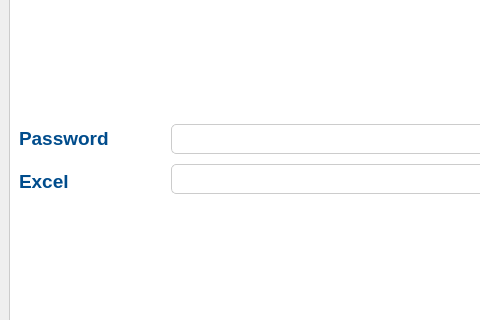
The window that front.ui (ENGaliyasser/J.A.K.Y.A.) describes before a commit, drawn with Qt 5; both pictures show x 0 to 480 and y 170 to 490 of the 800 by 600 pixel window.
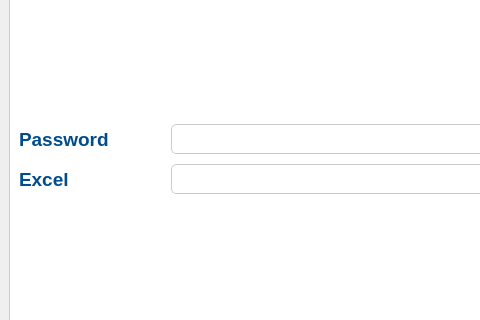
The same window after the commit. The open tabs and pages were chosen to show the change. Icons and pictures are not drawn.

Diff of the .ui file:
```diff
--- a/front.ui
+++ b/front.ui
@@ -1077,10 +1077,16 @@
            <layout class="QVBoxLayout" name="verticalLayout_16">
             <item>
              <widget class="QLabel" name="password_label_2">
+              <property name="minimumSize">
+               <size>
+                <width>0</width>
+                <height>30</height>
+               </size>
+              </property>
               <property name="maximumSize">
                <size>
                 <width>110</width>
-                <height>16777215</height>
+                <height>30</height>
                </size>
               </property>
               <property name="font">
@@ -1099,10 +1105,16 @@
              <layout class="QHBoxLayout" name="horizontalLayout">
               <item>
                <widget class="QLabel" name="label_excel">
+                <property name="minimumSize">
+                 <size>
+                  <width>0</width>
+                  <height>30</height>
+                 </size>
+                </property>
                 <property name="maximumSize">
                  <size>
                   <width>110</width>
-                  <height>16777215</height>
+                  <height>30</height>
                  </size>
                 </property>
                 <property name="font">
```
Left out of the diff: 13 changed lines with no effect on the pictures.
